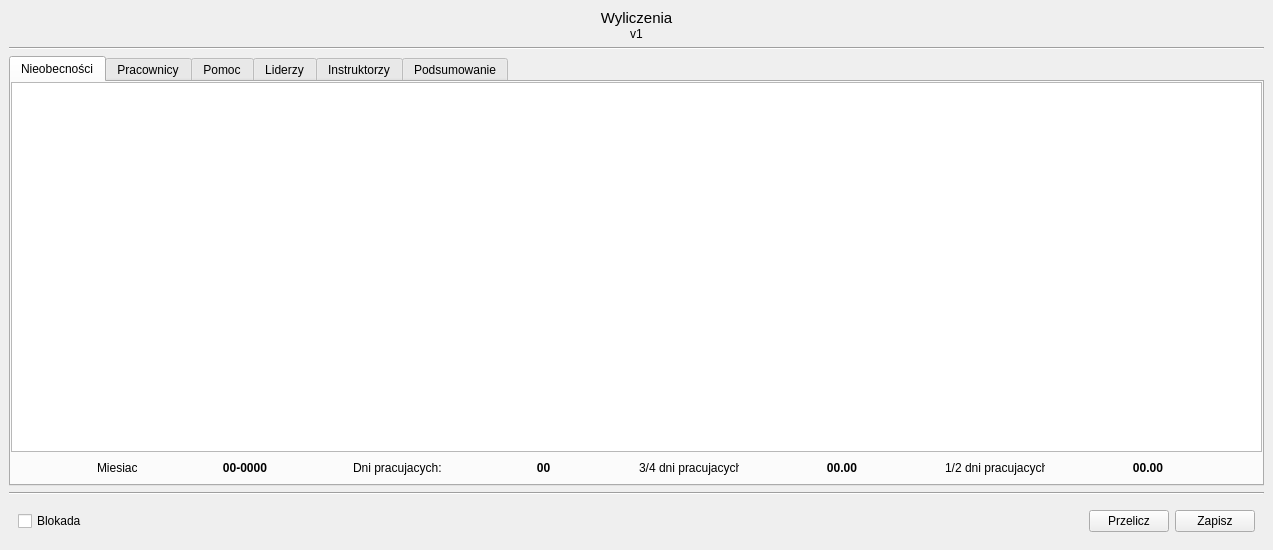
kolomir/place_v2, file Forms/wyliczeniaForm.ui: the form before one commit.
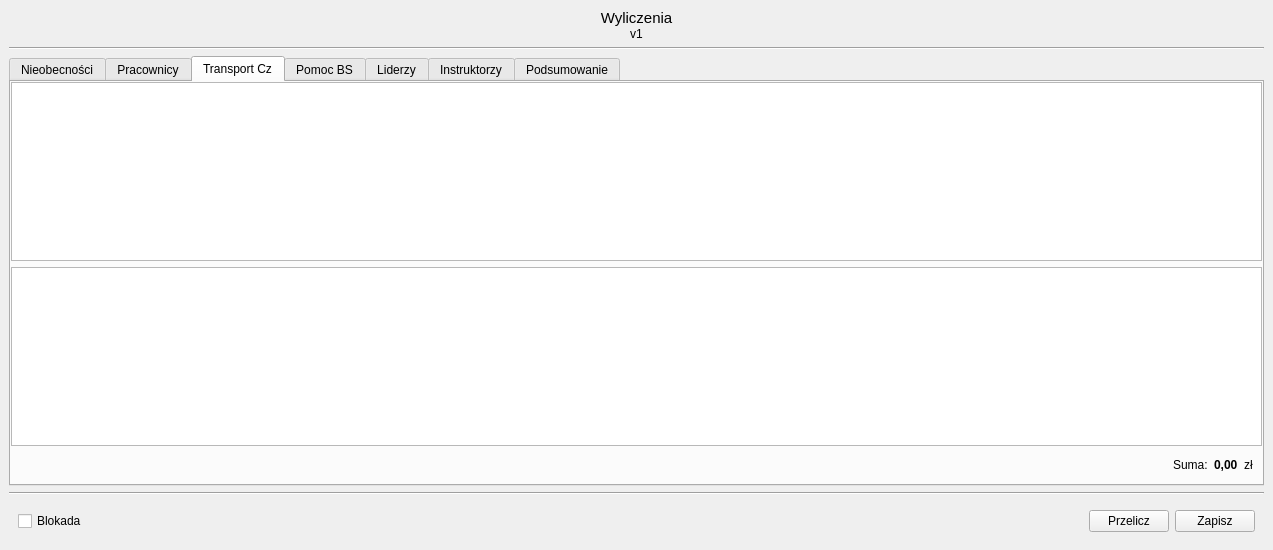
The form after the commit. The open tabs and pages were chosen to show the change. Icons and pictures are not drawn.

The edit to the form file:
```diff
--- a/Forms/wyliczeniaForm.ui
+++ b/Forms/wyliczeniaForm.ui
@@ -380,9 +380,170 @@
           </item>
          </layout>
         </widget>
+        <widget class="QWidget" name="tab_transport_cz">
+         <attribute name="title">
+          <string>Transport Cz</string>
+         </attribute>
+         <layout class="QVBoxLayout" name="verticalLayout_22">
+          <property name="spacing">
+           <number>0</number>
+          </property>
+          <property name="leftMargin">
+           <number>0</number>
+          </property>
+          <property name="topMargin">
+           <number>0</number>
+          </property>
+          <property name="rightMargin">
+           <number>0</number>
+          </property>
+          <property name="bottomMargin">
+           <number>0</number>
+          </property>
+          <item>
+           <widget class="QWidget" name="widget_4" native="true">
+            <layout class="QVBoxLayout" name="verticalLayout_7">
+             <property name="spacing">
+              <number>0</number>
+             </property>
+             <property name="leftMargin">
+              <number>0</number>
+             </property>
+             <property name="topMargin">
+              <number>0</number>
+             </property>
+             <property name="rightMargin">
+              <number>0</number>
+             </property>
+             <property name="bottomMargin">
+              <number>0</number>
+             </property>
+             <item>
+              <widget class="QWidget" name="widget_6" native="true">
+               <layout class="QVBoxLayout" name="verticalLayout_5">
+                <property name="leftMargin">
+                 <number>0</number>
+                </property>
+                <property name="topMargin">
+                 <number>0</number>
+                </property>
+                <property name="rightMargin">
+                 <number>0</number>
+                </property>
+                <property name="bottomMargin">
+                 <number>0</number>
+                </property>
+                <item>
+                 <widget class="QTableWidget" name="tab_wyliczenia_transportcz"/>
+                </item>
+                <item>
+                 <widget class="QTableWidget" name="tab_dane_transportcz"/>
+                </item>
+               </layout>
+              </widget>
+             </item>
+             <item>
+              <widget class="QWidget" name="widget_7" native="true">
+               <property name="minimumSize">
+                <size>
+                 <width>0</width>
+                 <height>38</height>
+                </size>
+               </property>
+               <property name="maximumSize">
+                <size>
+                 <width>16777215</width>
+                 <height>38</height>
+                </size>
+               </property>
+               <layout class="QHBoxLayout" name="horizontalLayout">
+                <item>
+                 <spacer name="horizontalSpacer">
+                  <property name="orientation">
+                   <enum>Qt::Horizontal</enum>
+                  </property>
+                  <property name="sizeHint" stdset="0">
+                   <size>
+                    <width>1148</width>
+                    <height>17</height>
+                   </size>
+                  </property>
+                 </spacer>
+                </item>
+                <item>
+                 <widget class="QLabel" name="label_6">
+                  <property name="minimumSize">
+                   <size>
+                    <width>0</width>
+                    <height>20</height>
+                   </size>
+                  </property>
+                  <property name="maximumSize">
+                   <size>
+                    <width>16777215</width>
+                    <height>20</height>
+                   </size>
+                  </property>
+                  <property name="text">
+                   <string>Suma:</string>
+                  </property>
+                 </widget>
+                </item>
+                <item>
+                 <widget class="QLabel" name="lab_sumaTransportCz">
+                  <property name="minimumSize">
+                   <size>
+                    <width>0</width>
+                    <height>20</height>
+                   </size>
+                  </property>
+                  <property name="maximumSize">
+                   <size>
+                    <width>16777215</width>
+                    <height>20</height>
+                   </size>
+                  </property>
+                  <property name="font">
+                   <font>
+                    <weight>75</weight>
+                    <bold>true</bold>
+                   </font>
+                  </property>
+                  <property name="text">
+                   <string>0,00</string>
+                  </property>
+                 </widget>
+                </item>
+                <item>
+                 <widget class="QLabel" name="label_14">
+                  <property name="minimumSize">
+                   <size>
+                    <width>0</width>
+                    <height>20</height>
+                   </size>
+                  </property>
+                  <property name="maximumSize">
+                   <size>
+                    <width>16777215</width>
+                    <height>20</height>
+                   </size>
+                  </property>
+                  <property name="text">
+                   <string>zł</string>
+                  </property>
+                 </widget>
+                </item>
+               </layout>
+              </widget>
+             </item>
+            </layout>
+           </widget>
+          </item>
+         </layout>
+        </widget>
         <widget class="QWidget" name="tab_pomoc">
          <attribute name="title">
-          <string>Pomoc</string>
+          <string>Pomoc BS</string>
          </attribute>
          <layout class="QVBoxLayout" name="verticalLayout_11">
           <property name="spacing">
```
Left out of the diff: 57 changed lines with no effect on the pictures.
